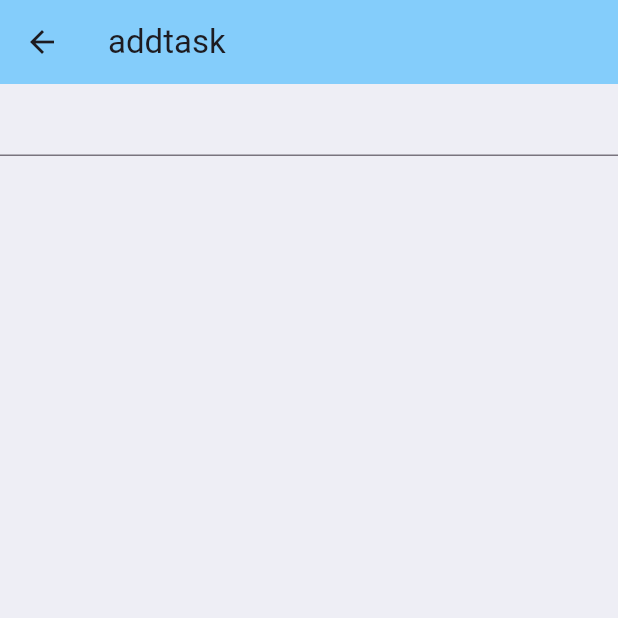
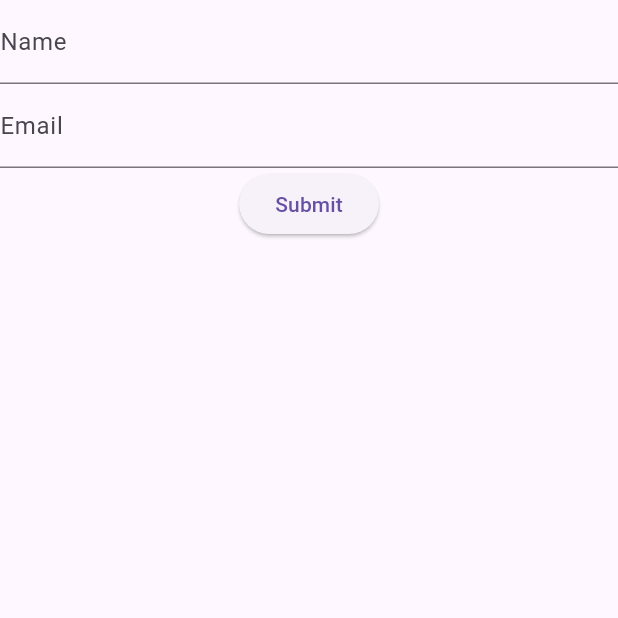
Before and after one commit to masked-mermaid/Todo, a Flutter app: the screen it shows after launch, after a tap on the "add" icon, on a phone screen of 412 x 824 dp, the top half of it. Run offline on Flutter 3.47's test engine with Material 3 defaults, Android fonts, the phone set to English and light mode, and no system bars; our stand-ins replace google_fonts.

Commit message:
form for inutting new task

```diff
--- a/lib/add_task.dart
+++ b/lib/add_task.dart
@@ -1,21 +1,87 @@
+// import 'package:flutter/material.dart';
+// import 'app_colors.dart';
+
+// class AddTask extends StatefulWidget {
+//   const AddTask({super.key});
+
+//   @override
+//   State<AddTask> createState() => _AddTaskState();
+// }
+
+// class _AddTaskState extends State<AddTask> {
+//   @override
+//   Widget build(BuildContext context) {
+//     return  Scaffold(
+//       backgroundColor: LgT.background,
+//       appBar: AppBar(backgroundColor: LgT.appbar,
+//       title: Title(color: Colors.black, child: Text('Addtask')),),
+//       body: Center(
+//         child: SizedBox(
+//           height: MediaQuery.of(context).size.height*0.8,
+//           width: MediaQuery.of(context).size.width*0.8,
+//           child: TextField()
+//           ),
+//       ),
+//     );
+//   }
+// }
 import 'package:flutter/material.dart';
-import 'app_colors.dart';
 
-class AddTask extends StatefulWidget {
-  const AddTask({super.key});
+class MyForm extends StatefulWidget {
+  @override
+  _MyFormState createState() => _MyFormState();
+}
+
+class _MyFormState extends State<MyForm> {
+  final _formKey = GlobalKey<FormState>();
+  Map<String, String> formData = {}; // To store key-value pairs
 
   @override
-  State<AddTask> createState() => _AddTaskState();
-}
-
-class _AddTaskState extends State<AddTask> {
-  @override
   Widget build(BuildContext context) {
-    return  Scaffold(
-      backgroundColor: LgT.background,
-      appBar: AppBar(backgroundColor: LgT.appbar,
-      title: Title(color: Colors.black, child: Text('addtask')),),
-      body: TextField(),
+    return MaterialApp(
+      home: Scaffold(
+        body: Form(
+          key: _formKey,
+          child: Column(
+            children: <Widget>[
+              TextFormField(
+                decoration: InputDecoration(labelText: 'Name'),
+                validator: (value) {
+                  if (value == null || value.isEmpty) {
+                    return 'Please enter your name';
+                  }
+                  return null;
+                },
+                onSaved: (value) {
+                  formData['name'] = value!;
+                },
+              ),
+              TextFormField(
+                decoration: InputDecoration(labelText: 'Email'),
+                validator: (value) {
+                  if (value == null || value.isEmpty || !value.contains('@')) {
+                    return 'Please enter a valid email';
+                  }
+                  return null;
+                },
+                onSaved: (value) {
+                  formData['email'] = value!;
+                },
+              ),
+              ElevatedButton(
+                onPressed: () {
+                  if (_formKey.currentState!.validate()) {
+                    _formKey.currentState!.save(); // Trigger onSaved for each field
+                    print(formData); // Output the stored key-value pairs
+                    // You can now use the 'formData' map to send data, etc.
+                  }
+                },
+                child: Text('Submit'),
+              ),
+            ],
+          ),
+        ),
+      ),
     );
   }
 }
--- a/lib/app_colors.dart
+++ b/lib/app_colors.dart
@@ -1,5 +1,6 @@
 import 'package:flutter/material.dart';
 class LgT{
+
   static const background= Color.fromARGB(255, 238, 238, 245);
   static const appbar= Color(0xFF84CDFB);
   static const bannerbg= Color(0xEEF6F6F6);
--- a/lib/tasksbanner.dart
+++ b/lib/tasksbanner.dart
@@ -21,7 +21,7 @@ class _ToDoScreenState extends State<ToDoScreen> {
       floatingActionButton: FloatingActionButton(
         child: Icon(Icons.add),
         onPressed: () {
-          Navigator.push(context, MaterialPageRoute(builder: (_)=>AddTask()));
+          Navigator.push(context, MaterialPageRoute(builder: (_)=>MyForm()));
         }),
 
       body: ListView(
```
Also changed, not shown: lib/dfsdf.dart (deleted, +0 -19 lines).
